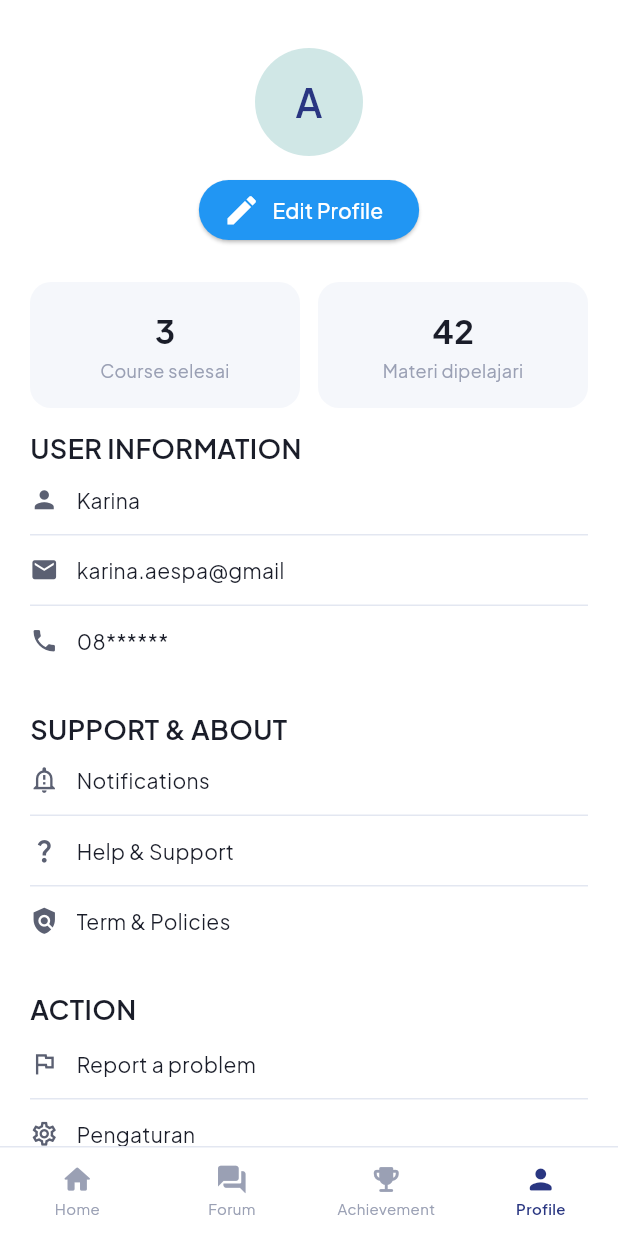
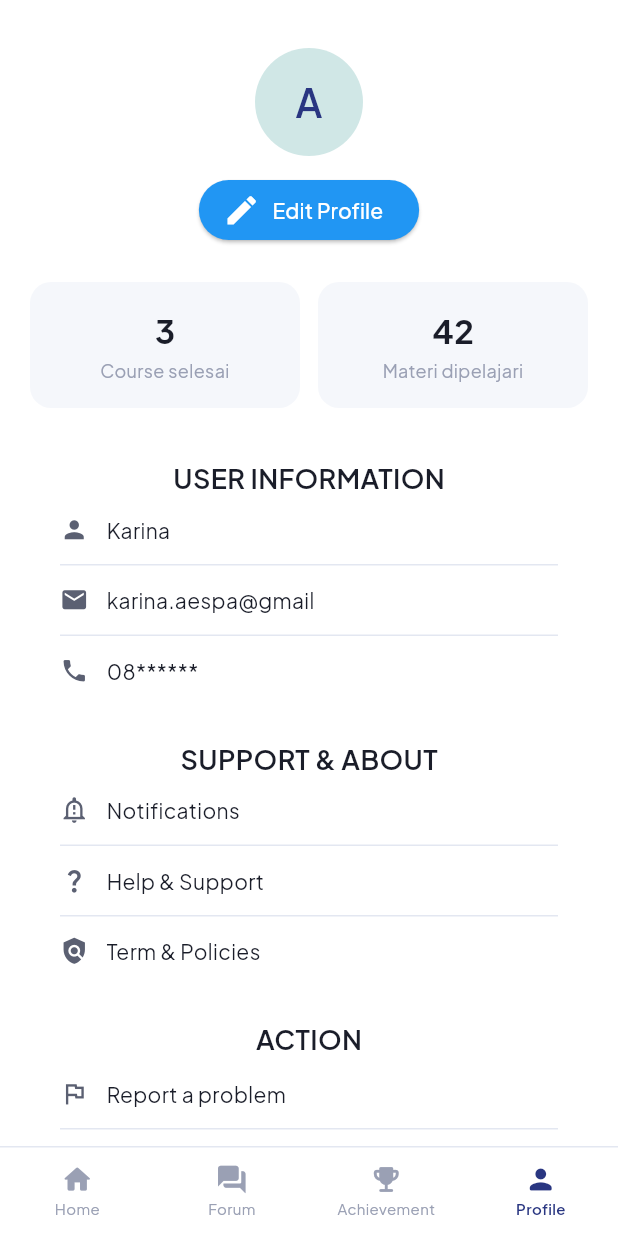
Before and after one commit to amelia275/korse, a Flutter app: the screen it shows after launch, item 4 of the bottom bar chosen, on a phone screen of 412 x 824 dp. Run offline on Flutter 3.47's test engine with Material 3 defaults, Android fonts, the phone set to English and light mode, and no system bars; our stand-ins replace google_fonts.

Commit message:
profile new recently

```diff
--- a/lib/screens/profile/profile_screen.dart
+++ b/lib/screens/profile/profile_screen.dart
@@ -52,6 +52,10 @@ class ProfileScreen extends StatelessWidget {
           ],
         ),
        const SizedBox(height: 15),
+        Padding(
+          padding: const EdgeInsets.all(20.0),
+          child: Column(
+            children: [
               Text(
                 'USER INFORMATION',
                 style: AppTextStyles.h2,
@@ -61,7 +65,10 @@ class ProfileScreen extends StatelessWidget {
               const _MenuRow(icon: Icons.email, label:"karina.aespa@gmail"),
               const Divider(),
               const _MenuRow(icon: Icons.phone, label:"08******"),
+
               const SizedBox(height: 24),
+
+
               Text(
                 'SUPPORT & ABOUT',
                 style: AppTextStyles.h2,
@@ -85,6 +92,9 @@ class ProfileScreen extends StatelessWidget {
               const _MenuRow(icon: Icons.settings_outlined, label: 'Pengaturan'),
               const Divider(),
               const _MenuRow(icon: Icons.logout_rounded, label: 'Keluar'),
+            ],
+          ),
+        ),
       ])),
       bottomNavigationBar: AppBottomNav(
         currentIndex: 3,
```
Lines whose indentation alone changed are shown as unchanged.
